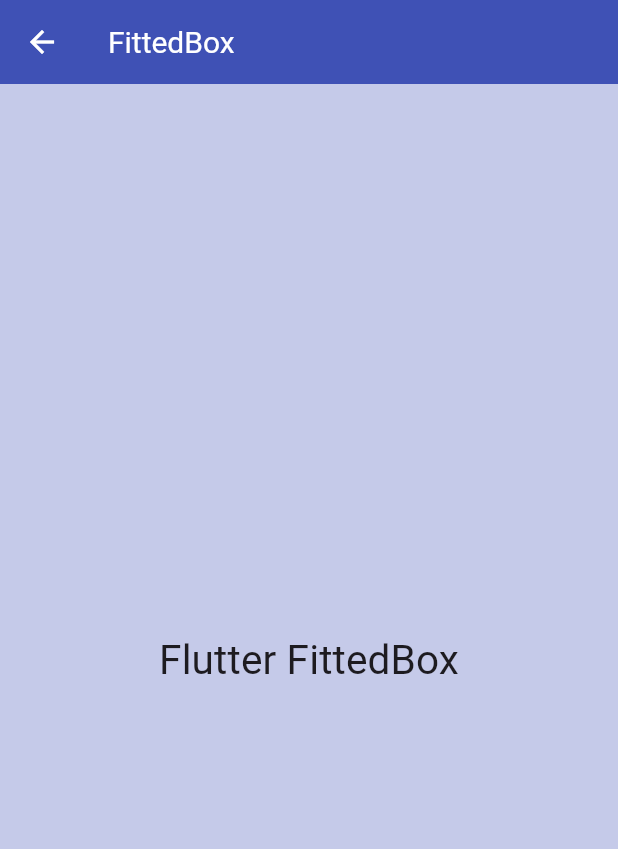
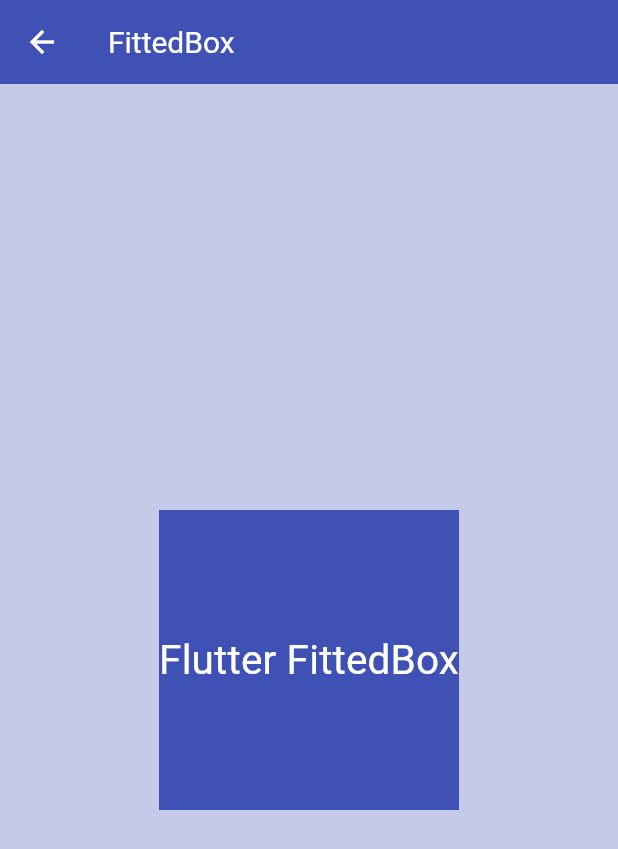
Before and after one commit to saadshd/Flutter-Widgets, a Flutter app: the MyFittedBox screen opened directly, on a phone screen of 412 x 824 dp. Shown: the top 849 px of the screen. Run offline on Flutter 3.47's test engine with Material 2 defaults, Android fonts, the phone set to English and light mode, and no system bars.

Commit message:
Update fittedbox.dart

```diff
--- a/lib/10_fittedbox/fittedbox.dart
+++ b/lib/10_fittedbox/fittedbox.dart
@@ -7,16 +7,17 @@ class MyFittedBox extends StatelessWidget {
   Widget build(BuildContext context) {
     return Scaffold(
       appBar: AppBar(
-        title: Text('FittedBox'),
+        title: const Text('FittedBox'),
       ),
       body: Center(
         child: Container(
           height: 200,
           width: 200,
-          color: Colors.indigo.shade100,
-          child: FittedBox(
+          color: Colors.indigo,
+          child: const FittedBox(
             child: Text('Flutter FittedBox',
             style: TextStyle(
+              color: Colors.white,
               fontSize: 70,
             ),
             ),
```
